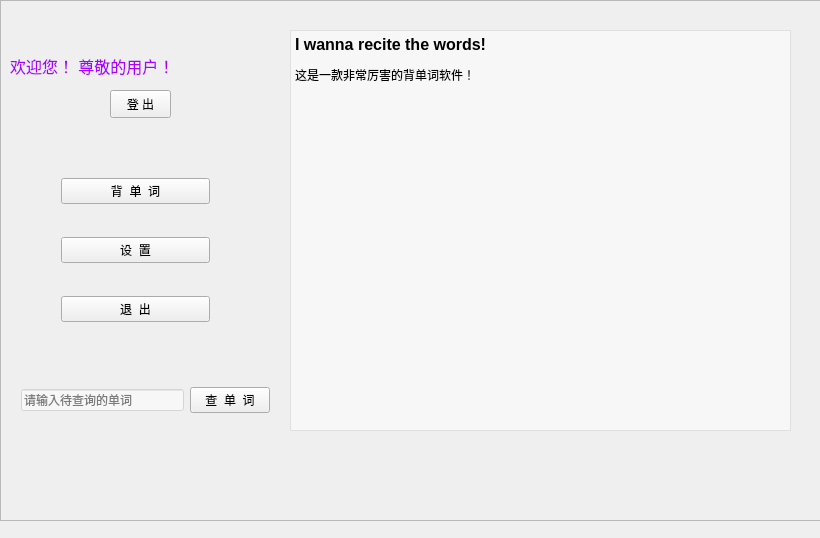
This is mainwindow.ui in OOPtaskgroup/dictionary as Qt 5 draws it before an edit. The edited form follows.
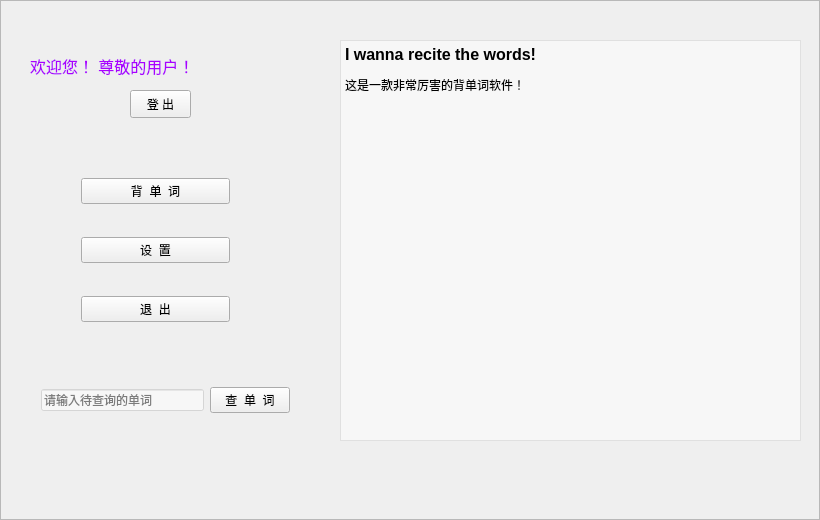
This is the edited form. Icons and pictures are not drawn.

Patch:
```diff
--- a/mainwindow.ui
+++ b/mainwindow.ui
@@ -7,9 +7,21 @@
     <x>0</x>
     <y>0</y>
     <width>820</width>
-    <height>538</height>
+    <height>520</height>
    </rect>
   </property>
+  <property name="minimumSize">
+   <size>
+    <width>820</width>
+    <height>520</height>
+   </size>
+  </property>
+  <property name="maximumSize">
+   <size>
+    <width>820</width>
+    <height>520</height>
+   </size>
+  </property>
   <property name="windowTitle">
    <string>MainWindow</string>
   </property>
@@ -17,7 +29,7 @@
    <widget class="QWidget" name="verticalLayoutWidget">
     <property name="geometry">
      <rect>
-      <x>50</x>
+      <x>70</x>
       <y>140</y>
       <width>171</width>
       <height>221</height>
@@ -50,9 +62,9 @@
    <widget class="QTextBrowser" name="textBrowser">
     <property name="geometry">
      <rect>
-      <x>290</x>
-      <y>30</y>
-      <width>501</width>
+      <x>340</x>
+      <y>40</y>
+      <width>461</width>
       <height>401</height>
      </rect>
     </property>
@@ -74,7 +86,7 @@
    <widget class="QWidget" name="gridLayoutWidget">
     <property name="geometry">
      <rect>
-      <x>10</x>
+      <x>30</x>
       <y>360</y>
       <width>271</width>
       <height>80</height>
@@ -108,10 +120,22 @@
      <rect>
       <x>0</x>
       <y>0</y>
-      <width>821</width>
-      <height>521</height>
+      <width>820</width>
+      <height>520</height>
      </rect>
     </property>
+    <property name="minimumSize">
+     <size>
+      <width>820</width>
+      <height>520</height>
+     </size>
+    </property>
+    <property name="maximumSize">
+     <size>
+      <width>820</width>
+      <height>520</height>
+     </size>
+    </property>
     <property name="styleSheet">
      <string notr="true">border-image: url(:/image/img/main_background.png);</string>
     </property>
@@ -125,7 +149,7 @@
    <widget class="QLabel" name="username">
     <property name="geometry">
      <rect>
-      <x>10</x>
+      <x>30</x>
       <y>50</y>
       <width>271</width>
       <height>31</height>
@@ -146,7 +170,7 @@
    <widget class="QPushButton" name="logoutBtn">
     <property name="geometry">
      <rect>
-      <x>110</x>
+      <x>130</x>
       <y>90</y>
       <width>61</width>
       <height>28</height>
```
Left out of the diff: 2 changed lines with no effect on the pictures.
